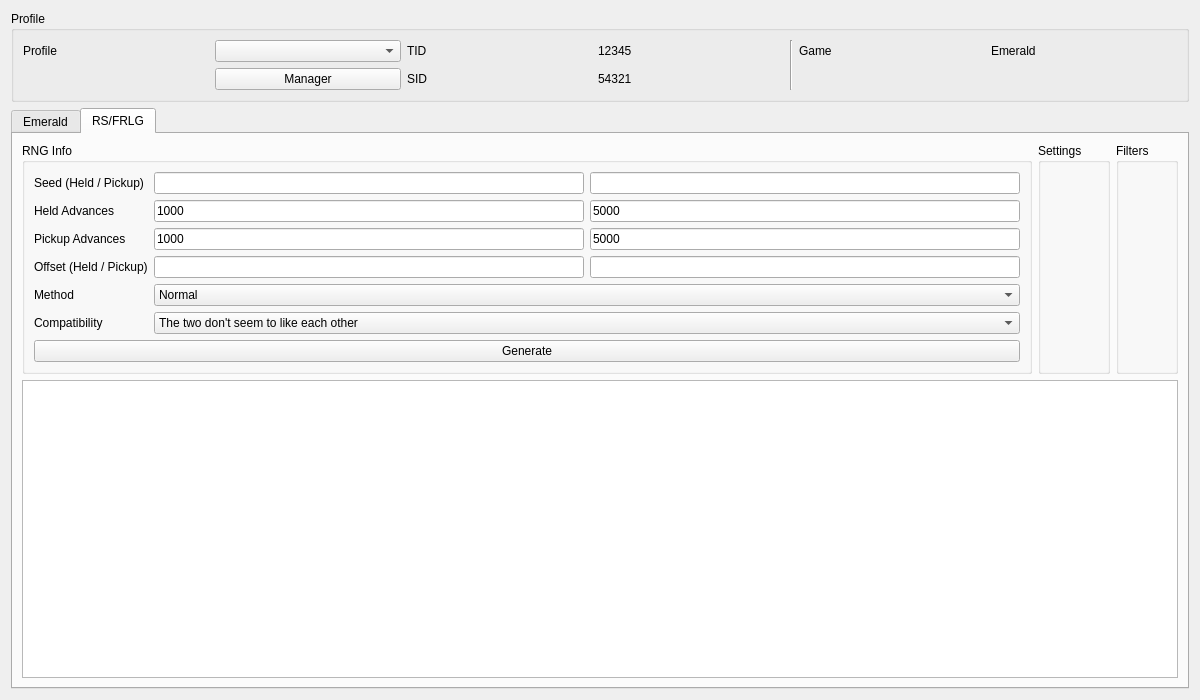
First picture: the form in Form/Gen3/Eggs3.ui, repository Admiral-Fish/PokeFinder, before the edit.
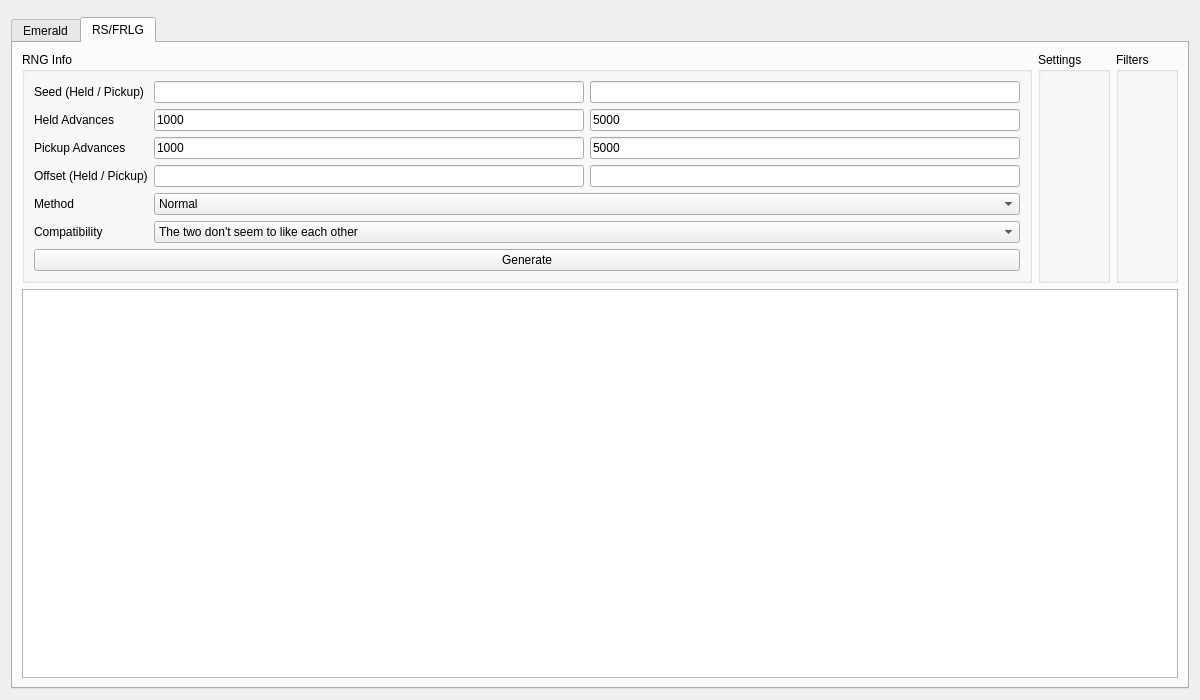
Second picture: the form after the edit. The open tabs and pages were chosen to show the change. Custom widgets are drawn as their Qt base class.

Commit message: Refactor profile display

What changed in the file:
```diff
--- a/Form/Gen3/Eggs3.ui
+++ b/Form/Gen3/Eggs3.ui
@@ -15,79 +15,7 @@
   </property>
   <layout class="QGridLayout" name="gridLayout">
    <item row="0" column="0">
-    <widget class="QGroupBox" name="groupBoxProfile">
-     <property name="title">
-      <string>Profile</string>
-     </property>
-     <layout class="QGridLayout" name="gridLayout_13">
-      <item row="0" column="0">
-       <widget class="QLabel" name="labelProfile">
-        <property name="text">
-         <string>Profile</string>
-        </property>
-       </widget>
-      </item>
-      <item row="0" column="1">
-       <widget class="QComboBox" name="comboBoxProfiles"/>
-      </item>
-      <item row="1" column="1">
-       <widget class="QPushButton" name="pushButtonProfileManager">
-        <property name="text">
-         <string>Manager</string>
-        </property>
-       </widget>
-      </item>
-      <item row="0" column="2">
-       <widget class="QLabel" name="labelProfileTID">
-        <property name="text">
-         <string>TID</string>
-        </property>
-       </widget>
-      </item>
-      <item row="0" column="3">
-       <widget class="QLabel" name="labelProfileTIDValue">
-        <property name="text">
-         <string notr="true">12345</string>
-        </property>
-       </widget>
-      </item>
-      <item row="1" column="2">
-       <widget class="QLabel" name="labelProfileSID">
-        <property name="text">
-         <string>SID</string>
-        </property>
-       </widget>
-      </item>
-      <item row="1" column="3">
-       <widget class="QLabel" name="labelProfileSIDValue">
-        <property name="text">
-         <string notr="true">54321</string>
-        </property>
-       </widget>
-      </item>
-      <item row="0" column="4" rowspan="2">
-       <widget class="Line" name="line">
-        <property name="orientation">
-         <enum>Qt::Vertical</enum>
-        </property>
-       </widget>
-      </item>
-      <item row="0" column="5">
-       <widget class="QLabel" name="labelProfileGame">
-        <property name="text">
-         <string>Game</string>
-        </property>
-       </widget>
-      </item>
-      <item row="0" column="6">
-       <widget class="QLabel" name="labelProfileGameValue">
-        <property name="text">
-         <string>Emerald</string>
-        </property>
-       </widget>
-      </item>
-     </layout>
-    </widget>
+    <widget class="ProfileDisplay3" name="profileDisplay" native="true"/>
    </item>
    <item row="1" column="0">
     <widget class="QTabWidget" name="tabEggSelection">
@@ -259,7 +187,7 @@
          <property name="title">
           <string>Settings</string>
          </property>
-         <layout class="QGridLayout" name="gridLayout_5">
+         <layout class="QGridLayout" name="gridLayout_3">
           <item row="0" column="0">
            <widget class="EggSettings" name="eggSettingsEmerald" native="true"/>
           </item>
@@ -287,7 +215,7 @@
       <attribute name="title">
        <string>RS/FRLG</string>
       </attribute>
-      <layout class="QGridLayout" name="gridLayout_15">
+      <layout class="QGridLayout" name="gridLayout_5">
        <item row="0" column="0">
         <widget class="QGroupBox" name="groupBoxRSFRLGRNGInfo">
          <property name="title">
@@ -454,7 +382,7 @@
          <property name="title">
           <string>Filters</string>
          </property>
-         <layout class="QGridLayout" name="gridLayout_3">
+         <layout class="QGridLayout" name="gridLayout_8">
           <item row="0" column="0" rowspan="3" colspan="2">
            <widget class="Filter" name="filterRSFRLG" native="true"/>
           </item>
@@ -498,6 +426,12 @@
    <header>Form/Controls/EggSettings.hpp</header>
    <container>1</container>
   </customwidget>
+  <customwidget>
+   <class>ProfileDisplay3</class>
+   <extends>QWidget</extends>
+   <header>Form/Gen3/Profile/ProfileDisplay3.hpp</header>
+   <container>1</container>
+  </customwidget>
  </customwidgets>
  <tabstops>
   <tabstop>comboBoxProfiles</tabstop>
```
Left out of the diff: 4 changed lines with no effect on the pictures. The commit also changes 110 other files.
